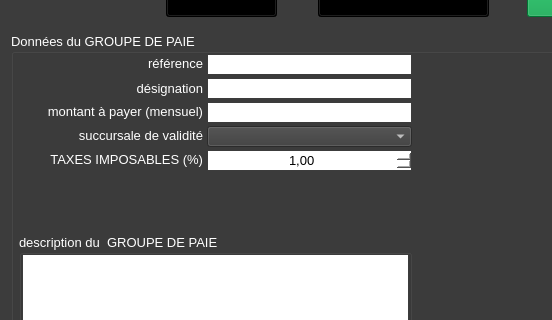
First picture: the form in ui/supplier/yeroth-erp-creer-GROUPE-DE-PAIE-hr-window.ui, repository yerothd/yeroth-erp-3-0, before the edit; both pictures show x 0 to 552 and y 115 to 435 of the 799 by 601 pixel window.
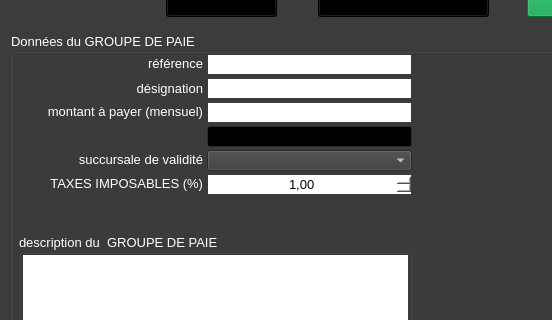
Second picture: the form after the edit. Icons and pictures are not drawn. Custom widgets are drawn as their Qt base class.

Diff of the .ui file:
```diff
--- a/ui/supplier/yeroth-erp-creer-GROUPE-DE-PAIE-hr-window.ui
+++ b/ui/supplier/yeroth-erp-creer-GROUPE-DE-PAIE-hr-window.ui
@@ -4441,7 +4441,7 @@
      <property name="geometry">
       <rect>
        <x>196</x>
-       <y>117</y>
+       <y>141</y>
        <width>205</width>
        <height>21</height>
       </rect>
@@ -4964,7 +4964,7 @@
      <property name="geometry">
       <rect>
        <x>9</x>
-       <y>92</y>
+       <y>116</y>
        <width>183</width>
        <height>21</height>
       </rect>
@@ -4990,7 +4990,7 @@
      <property name="geometry">
       <rect>
        <x>196</x>
-       <y>93</y>
+       <y>117</y>
        <width>205</width>
        <height>21</height>
       </rect>
@@ -5503,7 +5503,7 @@
      <property name="geometry">
       <rect>
        <x>9</x>
-       <y>116</y>
+       <y>140</y>
        <width>183</width>
        <height>21</height>
       </rect>
@@ -6509,6 +6509,87 @@
       <set>Qt::AlignRight|Qt::AlignTrailing|Qt::AlignVCenter</set>
      </property>
     </widget>
+    <widget class="YerothLineEdit" name="lineEdit_creer_un_GroupeDePaie_MONTANT_A_PAYER_MENSUEL_visualisation">
+     <property name="geometry">
+      <rect>
+       <x>196</x>
+       <y>93</y>
+       <width>205</width>
+       <height>21</height>
+      </rect>
+     </property>
+     <property name="palette">
+      <palette>
+       <active>
+        <colorrole role="Highlight">
+         <brush brushstyle="SolidPattern">
+          <color alpha="255">
+           <red>0</red>
+           <green>0</green>
+           <blue>0</blue>
+          </color>
+         </brush>
+        </colorrole>
+        <colorrole role="HighlightedText">
+         <brush brushstyle="SolidPattern">
+          <color alpha="255">
+           <red>2</red>
+           <green>160</green>
+           <blue>70</blue>
+          </color>
+         </brush>
+        </colorrole>
+       </active>
+       <inactive>
+        <colorrole role="Highlight">
+         <brush brushstyle="SolidPattern">
+          <color alpha="255">
+           <red>0</red>
+           <green>0</green>
+           <blue>0</blue>
+          </color>
+         </brush>
+        </colorrole>
+        <colorrole role="HighlightedText">
+         <brush brushstyle="SolidPattern">
+          <color alpha="255">
+           <red>2</red>
+           <green>160</green>
+           <blue>70</blue>
+          </color>
+         </brush>
+        </colorrole>
+       </inactive>
+       <disabled>
+        <colorrole role="Highlight">
+         <brush brushstyle="SolidPattern">
+          <color alpha="255">
+           <red>145</red>
+           <green>145</green>
+           <blue>145</blue>
+          </color>
+         </brush>
+        </colorrole>
+        <colorrole role="HighlightedText">
+         <brush brushstyle="SolidPattern">
+          <color alpha="255">
+           <red>2</red>
+           <green>160</green>
+           <blue>70</blue>
+          </color>
+         </brush>
+        </colorrole>
+       </disabled>
+      </palette>
+     </property>
+     <property name="font">
+      <font>
+       <pointsize>10</pointsize>
+       <weight>50</weight>
+       <bold>false</bold>
+      </font>
+     </property>
+    </widget>
    </widget>
    <widget class="YerothPushButton" name="pushButton_annuler">
     <property name="geometry">
```
